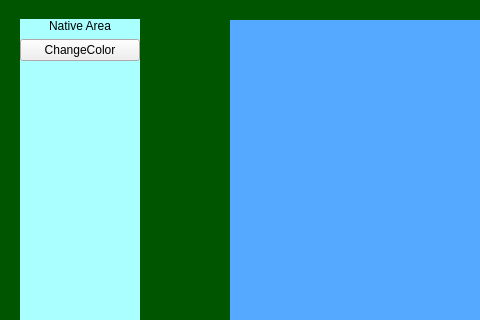
Qt form example/QCefViewTest/MainWindow.ui (CefView/QCefView) before a commit; both pictures show x 0 to 480 and y 0 to 320 of the 1280 by 900 pixel window.
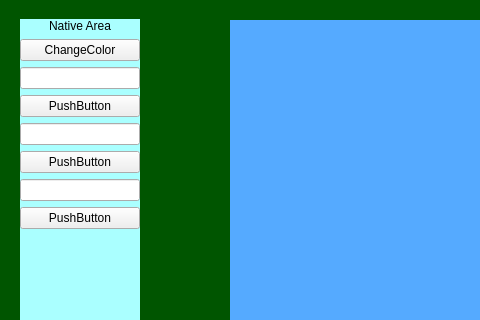
The same form after that commit.

Commit message: Fix focus change on tab

The edit to the form file:
```diff
--- a/example/QCefViewTest/MainWindow.ui
+++ b/example/QCefViewTest/MainWindow.ui
@@ -95,6 +95,36 @@
 							</property>
 						</widget>
 					</item>
+     <item>
+      <widget class="QLineEdit" name="lineEdit"/>
+     </item>
+     <item>
+      <widget class="QPushButton" name="pushButton">
+       <property name="text">
+        <string>PushButton</string>
+       </property>
+      </widget>
+     </item>
+     <item>
+      <widget class="QLineEdit" name="lineEdit_2"/>
+     </item>
+     <item>
+      <widget class="QPushButton" name="pushButton_2">
+       <property name="text">
+        <string>PushButton</string>
+       </property>
+      </widget>
+     </item>
+     <item>
+      <widget class="QLineEdit" name="lineEdit_3"/>
+     </item>
+     <item>
+      <widget class="QPushButton" name="pushButton_3">
+       <property name="text">
+        <string>PushButton</string>
+       </property>
+      </widget>
+     </item>
 					<item>
 						<spacer name="verticalSpacer">
 							<property name="orientation">
```
Left out of the diff: 4 changed lines with no effect on the pictures. Lines whose indentation alone changed are shown as unchanged. The commit also changes 6 other files.
